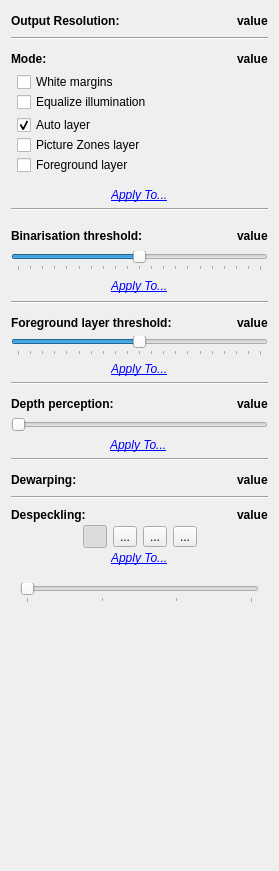
Qt form src/core/filters/output/ui/OutputOptionsWidget.ui (ImageProcessing-ElectronicPublications/scantailor-deviant) before a commit.
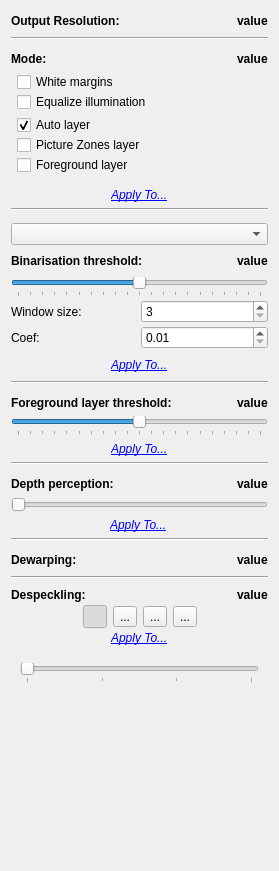
The same form after that commit. Icons and pictures are not drawn.

Commit message: 0.2.13: resolved #132: threshold method (#134)

```diff
--- a/src/core/filters/output/ui/OutputOptionsWidget.ui
+++ b/src/core/filters/output/ui/OutputOptionsWidget.ui
@@ -311,13 +311,13 @@
      <property name="minimumSize">
       <size>
        <width>0</width>
-       <height>84</height>
+       <height>164</height>
       </size>
      </property>
      <property name="maximumSize">
       <size>
        <width>16777215</width>
-       <height>84</height>
+       <height>164</height>
       </size>
      </property>
      <layout class="QVBoxLayout" name="verticalLayout_7">
@@ -354,6 +354,9 @@
          <property name="bottomMargin">
           <number>0</number>
          </property>
+         <item>
+          <widget class="QComboBox" name="thresholdMethodSelector"/>
+         </item>
          <item>
           <layout class="QHBoxLayout" name="horizontalLayout_12">
            <item>
@@ -444,6 +447,53 @@
            </item>
           </layout>
          </item>
+         <item>
+          <layout class="QGridLayout" name="gridLayout">
+           <item row="0" column="0">
+            <widget class="QLabel" name="thresholdWindowSizeLabel">
+             <property name="text">
+              <string>Window size:</string>
+             </property>
+            </widget>
+           </item>
+           <item row="0" column="1">
+            <widget class="QSpinBox" name="thresholdWindowSize">
+             <property name="toolTip">
+              <string>The dimensions of a pixel neighborhood to consider.</string>
+             </property>
+             <property name="minimum">
+              <number>3</number>
+             </property>
+             <property name="maximum">
+              <number>9999</number>
+             </property>
+            </widget>
+           </item>
+           <item row="1" column="0">
+            <widget class="QLabel" name="thresholdCoefLabel">
+             <property name="text">
+              <string>Coef:</string>
+             </property>
+            </widget>
+           </item>
+           <item row="1" column="1">
+            <widget class="QDoubleSpinBox" name="thresholdCoef">
+             <property name="toolTip">
+              <string>Default value is 0.34.</string>
+             </property>
+             <property name="minimum">
+              <double>0.01</double>
+             </property>
+             <property name="maximum">
+              <double>9.99</double>
+             </property>
+             <property name="singleStep">
+              <double>0.01</double>
+             </property>
+            </widget>
+           </item>
+          </layout>
+         </item>
          <item>
           <layout class="QHBoxLayout" name="horizontalLayout_7">
            <property name="spacing">
```
The commit also changes 12 other files.
